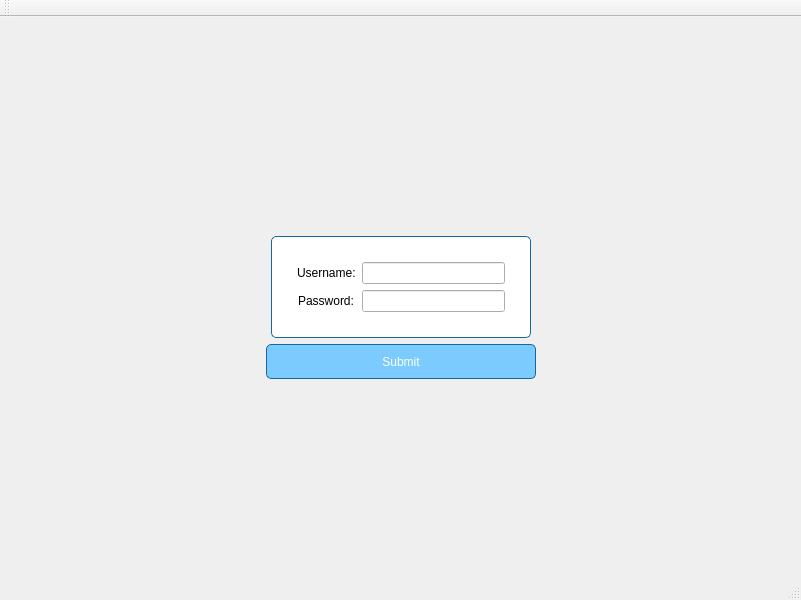
The window that testwidgets/mainwindow.ui (wuzhibo/testqt) describes before a commit, drawn with Qt 5.
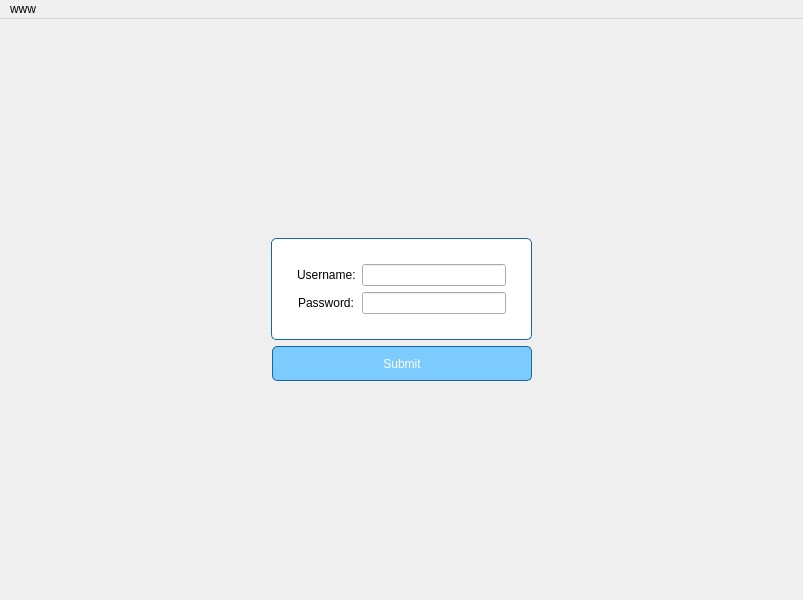
The same window after the commit. Icons and pictures are not drawn.

```diff
--- a/testwidgets/mainwindow.ui
+++ b/testwidgets/mainwindow.ui
@@ -9,10 +9,16 @@
    <rect>
     <x>0</x>
     <y>0</y>
-    <width>800</width>
+    <width>803</width>
     <height>600</height>
    </rect>
   </property>
+  <property name="font">
+   <font>
+    <stylestrategy>PreferAntialias</stylestrategy>
+    <kerning>true</kerning>
+   </font>
+  </property>
   <property name="windowTitle">
    <string>MainWindow</string>
   </property>
@@ -75,7 +81,7 @@
            <enum>QLayout::SetDefaultConstraint</enum>
           </property>
           <property name="topMargin">
-           <number>20</number>
+           <number>0</number>
           </property>
           <property name="bottomMargin">
            <number>0</number>
@@ -184,7 +190,7 @@
            <number>0</number>
           </property>
           <item>
-           <spacer name="horizontalSpacer_2">
+           <spacer name="horizontalSpacer">
             <property name="orientation">
              <enum>Qt::Horizontal</enum>
             </property>
@@ -200,7 +206,7 @@
            <widget class="QPushButton" name="loginButton">
             <property name="minimumSize">
              <size>
-              <width>270</width>
+              <width>260</width>
               <height>35</height>
              </size>
             </property>
@@ -216,7 +222,7 @@
            </widget>
           </item>
           <item>
-           <spacer name="horizontalSpacer">
+           <spacer name="horizontalSpacer_2">
             <property name="orientation">
              <enum>Qt::Horizontal</enum>
             </property>
@@ -384,20 +390,27 @@
     <rect>
      <x>0</x>
      <y>0</y>
-     <width>800</width>
-     <height>23</height>
+     <width>803</width>
+     <height>22</height>
     </rect>
    </property>
+   <widget class="QMenu" name="menuwww">
+    <property name="title">
+     <string>www</string>
+    </property>
+   </widget>
+   <addaction name="menuwww"/>
   </widget>
-  <widget class="QToolBar" name="mainToolBar">
-   <attribute name="toolBarArea">
-    <enum>TopToolBarArea</enum>
-   </attribute>
-   <attribute name="toolBarBreak">
-    <bool>false</bool>
-   </attribute>
-  </widget>
-  <widget class="QStatusBar" name="statusBar"/>
+  <action name="actionwuhib">
+   <property name="text">
+    <string>wuhib</string>
+   </property>
+  </action>
+  <action name="actionwuzhibo">
+   <property name="text">
+    <string>wuzhibo</string>
+   </property>
+  </action>
  </widget>
  <layoutdefault spacing="6" margin="11"/>
  <resources/>
```
Left out of the diff: 8 changed lines with no effect on the pictures.
